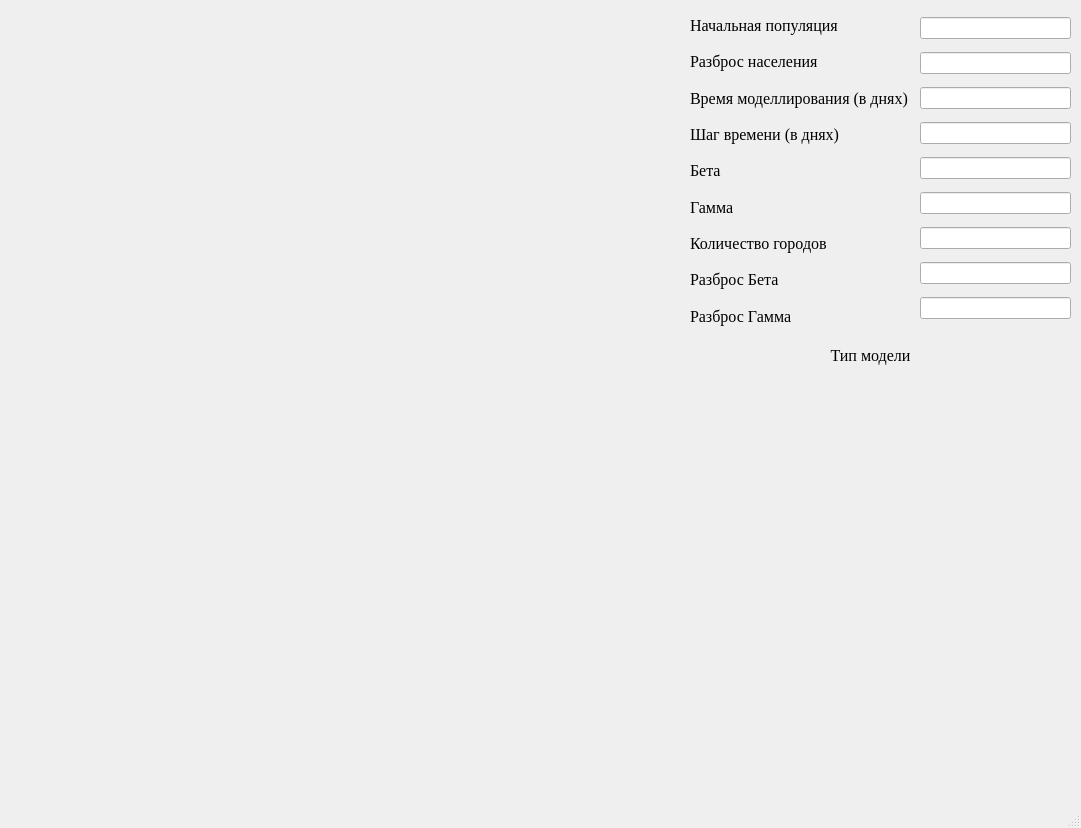
Qt form UI/program.ui (adozaraz/SpatialEpidemyModel) before a commit.
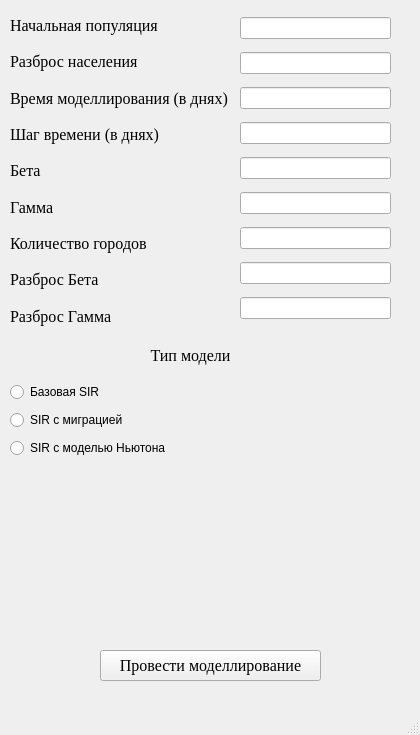
The same form after that commit. Custom widgets are drawn as their Qt base class.

Commit message: Добавление интерфейса для моделлирования

Diff of the .ui file:
```diff
--- a/UI/program.ui
+++ b/UI/program.ui
@@ -6,38 +6,18 @@
             <rect>
                 <x>0</x>
                 <y>0</y>
-                <width>1081</width>
-                <height>828</height>
+                <width>420</width>
+                <height>735</height>
             </rect>
         </property>
         <property name="windowTitle">
             <string>MainWindow</string>
         </property>
         <widget class="QWidget" name="centralwidget">
-            <widget class="MplWidget" name="citiesGraph" native="true">
-                <property name="geometry">
-                    <rect>
-                        <x>0</x>
-                        <y>0</y>
-                        <width>681</width>
-                        <height>401</height>
-                    </rect>
-                </property>
-            </widget>
-            <widget class="MplWidget" name="illnessGraph" native="true">
-                <property name="geometry">
-                    <rect>
-                        <x>0</x>
-                        <y>400</y>
-                        <width>681</width>
-                        <height>381</height>
-                    </rect>
-                </property>
-            </widget>
             <widget class="QLabel" name="label_9">
                 <property name="geometry">
                     <rect>
-                        <x>690</x>
+                        <x>10</x>
                         <y>340</y>
                         <width>361</width>
                         <height>31</height>
@@ -59,10 +39,10 @@
                     <bool>false</bool>
                 </property>
             </widget>
-            <widget class="QWidget" name="">
+            <widget class="QWidget" name="layoutWidget">
                 <property name="geometry">
                     <rect>
-                        <x>920</x>
+                        <x>240</x>
                         <y>10</y>
                         <width>151</width>
                         <height>321</height>
@@ -98,10 +78,10 @@
                     </item>
                 </layout>
             </widget>
-            <widget class="QWidget" name="">
+            <widget class="QWidget" name="layoutWidget">
                 <property name="geometry">
                     <rect>
-                        <x>690</x>
+                        <x>10</x>
                         <y>10</y>
                         <width>219</width>
                         <height>321</height>
@@ -227,6 +207,58 @@
                     </item>
                 </layout>
             </widget>
+            <widget class="QPushButton" name="pushButton">
+                <property name="geometry">
+                    <rect>
+                        <x>100</x>
+                        <y>650</y>
+                        <width>221</width>
+                        <height>31</height>
+                    </rect>
+                </property>
+                <property name="font">
+                    <font>
+                        <family>Times New Roman</family>
+                        <pointsize>12</pointsize>
+                    </font>
+                </property>
+                <property name="text">
+                    <string>Провести моделлирование</string>
+                </property>
+            </widget>
+            <widget class="QWidget" name="">
+                <property name="geometry">
+                    <rect>
+                        <x>10</x>
+                        <y>380</y>
+                        <width>391</width>
+                        <height>81</height>
+                    </rect>
+                </property>
+                <layout class="QGridLayout" name="gridLayout">
+                    <item row="0" column="0">
+                        <widget class="QRadioButton" name="BaseSIR">
+                            <property name="text">
+                                <string>Базовая SIR</string>
+                            </property>
+                        </widget>
+                    </item>
+                    <item row="1" column="0">
+                        <widget class="QRadioButton" name="MigrationSIR">
+                            <property name="text">
+                                <string>SIR с миграцией</string>
+                            </property>
+                        </widget>
+                    </item>
+                    <item row="2" column="0">
+                        <widget class="QRadioButton" name="NewtonSIR">
+                            <property name="text">
+                                <string>SIR с моделью Ньютона</string>
+                            </property>
+                        </widget>
+                    </item>
+                </layout>
+            </widget>
         </widget>
         <widget class="QMenuBar" name="menubar">
             <property name="geometry">
@@ -240,14 +272,6 @@
         </widget>
         <widget class="QStatusBar" name="statusbar"/>
     </widget>
-    <customwidgets>
-        <customwidget>
-            <class>MplWidget</class>
-            <extends>QWidget</extends>
-            <header>mplwidget.h</header>
-            <container>1</container>
-        </customwidget>
-    </customwidgets>
     <resources/>
     <connections/>
 </ui>
```
Left out of the diff: 2 changed lines with no effect on the pictures. The commit also changes 6 other files.
